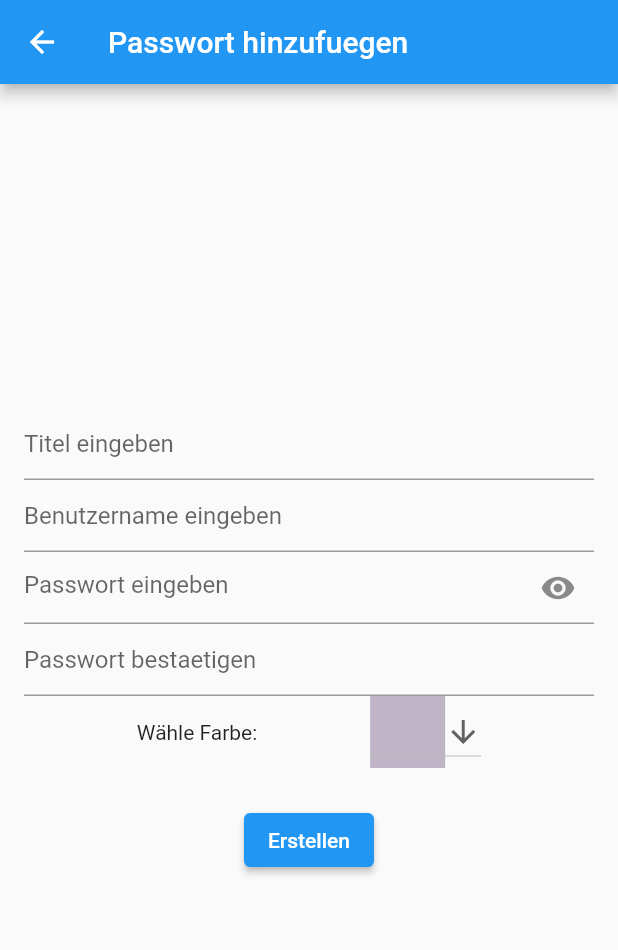
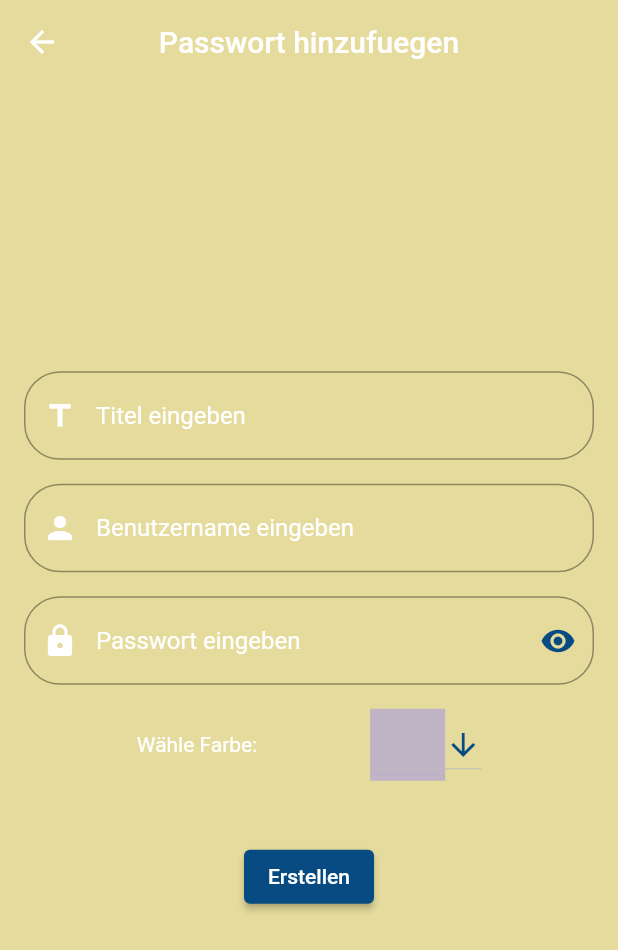
Before and after one commit to phongngy/pwManager, a Flutter app: the screen it shows after launch, after a tap on the "add" icon, on a phone screen of 412 x 824 dp. Shown: the top 950 px of the screen. Run offline on Flutter 3.47's test engine with Material 2 defaults, Android fonts, the light colour scheme and no system bars; missing offline and left inert: encrypt, localstore.

Commit message:
Design 1

```diff
--- /dev/null
+++ b/lib/fixValues/mytheme.dart
@@ -0,0 +1,46 @@
+import 'package:flutter/material.dart';
+import 'package:pwsafe/fixValues/mycolor.dart';
+
+ThemeData myTheme() {
+  return ThemeData(
+    scaffoldBackgroundColor: AppColor.background,
+    canvasColor: AppColor.background,
+    appBarTheme: const AppBarTheme(
+      backgroundColor: AppColor.background,
+      centerTitle: true,
+      elevation: 0,
+    ),
+    textTheme: const TextTheme(
+            subtitle1: TextStyle(color: Colors.white),
+            bodyText2: TextStyle(color: Colors.white))
+        .apply(bodyColor: Colors.white),
+    listTileTheme: const ListTileThemeData(
+      textColor: Colors.white,
+      iconColor: Colors.white,
+    ),
+    elevatedButtonTheme: ElevatedButtonThemeData(
+      style: ButtonStyle(
+          backgroundColor:
+              MaterialStateProperty.all<Color>(AppColor.secondary)),
+    ),
+    inputDecorationTheme: const InputDecorationTheme(
+      focusColor: AppColor.secondary,
+      suffixIconColor: AppColor.secondary,
+      prefixIconColor: Colors.white,
+      border: OutlineInputBorder(
+        borderSide: BorderSide(
+          width: 32,
+        ),
+        borderRadius: BorderRadius.all(
+          Radius.circular(24),
+        ),
+      ),
+      hintStyle: TextStyle(color: Colors.white),
+    ),
+    snackBarTheme: const SnackBarThemeData(
+        backgroundColor: AppColor.secondary,
+        actionTextColor: Colors.white,
+        shape: RoundedRectangleBorder(
+            borderRadius: BorderRadius.vertical(top: Radius.circular(32)))),
+  );
+}
--- a/lib/klassen/passwort.dart
+++ b/lib/klassen/passwort.dart
@@ -1,7 +1,6 @@
 import 'package:flutter/material.dart';
 import 'package:pwsafe/fixValues/mycolor.dart';
 import 'package:pwsafe/klassen/verschluesselung.dart';
-import 'package:encrypt/encrypt.dart' as encrypt;
 
 class Passwort {
   late var benutzername;
--- a/lib/klassen/verschluesselung.dart
+++ b/lib/klassen/verschluesselung.dart
@@ -1,5 +1,3 @@
-import 'dart:convert';
-
 import 'package:encrypt/encrypt.dart' as encrypt;
 
 class Verschluesselung {
@@ -13,8 +11,7 @@ class Verschluesselung {
 
   static encryptFernet(text) {
     final encrypted = encrypterFernet.encrypt(text);
-    print(encrypted.base64);
-    print(fernet.extractTimestamp(encrypted.bytes)); // unix timestamp
+    //print(fernet.extractTimestamp(encrypted.bytes)); // unix timestamp
     return encrypted.base64;
   }
 
--- a/lib/main.dart
+++ b/lib/main.dart
@@ -1,5 +1,6 @@
 import 'package:flutter/material.dart';
 import 'package:provider/provider.dart';
+import 'package:pwsafe/fixValues/mytheme.dart';
 import 'package:pwsafe/pages/pwlist.dart';
 import 'package:pwsafe/provider/pw_provider.dart';
 
@@ -17,9 +18,7 @@ class MyApp extends StatelessWidget {
   @override
   Widget build(BuildContext context) {
     return MaterialApp(
-      theme: ThemeData(
-        primarySwatch: Colors.blue,
-      ),
+      theme: myTheme(),
       home: const PWList(),
     );
   }
--- a/lib/pages/formular.dart
+++ b/lib/pages/formular.dart
@@ -16,7 +16,6 @@ class _FormularState extends State<Formular> {
   final titelController = TextEditingController();
   final benutzerController = TextEditingController();
   final pw1Controller = TextEditingController();
-  final pw2Controller = TextEditingController();
   late Color _color = AppColor.lila;
 
   bool _pwvisible = true;
@@ -25,7 +24,6 @@ class _FormularState extends State<Formular> {
     titelController.dispose();
     benutzerController.dispose();
     pw1Controller.dispose();
-    pw2Controller.dispose();
     super.dispose();
   }
 
@@ -45,6 +43,7 @@ class _FormularState extends State<Formular> {
                 controller: titelController,
                 decoration: const InputDecoration(
                   hintText: 'Titel eingeben',
+                  prefixIcon: Icon(Icons.title),
                 ),
                 validator: (String? value) {
                   if (value == null || value.isEmpty) {
@@ -53,10 +52,13 @@ class _FormularState extends State<Formular> {
                   return null;
                 },
               ),
-              TextFormField(
+              Padding(
+                padding: const EdgeInsets.only(top: 16.0, bottom: 16),
+                child: TextFormField(
                   controller: benutzerController,
                   decoration: const InputDecoration(
                     hintText: 'Benutzername eingeben',
+                    prefixIcon: Icon(Icons.person),
                   ),
                   validator: (String? value) {
                     if (value == null || value.isEmpty) {
@@ -64,6 +66,7 @@ class _FormularState extends State<Formular> {
                     }
                     return null;
                   },
+                ),
               ),
               TextFormField(
                 controller: pw1Controller,
@@ -76,6 +79,7 @@ class _FormularState extends State<Formular> {
                 },
                 decoration: InputDecoration(
                   hintText: 'Passwort eingeben',
+                  prefixIcon: const Icon(Icons.lock),
                   suffixIcon: IconButton(
                       onPressed: () {
                         setState(() {
@@ -89,20 +93,19 @@ class _FormularState extends State<Formular> {
                           : const Icon(Icons.visibility_off)),
                 ),
               ),
-              TextFormField(
-                controller: pw2Controller,
-                obscureText: _pwvisible,
-                decoration: const InputDecoration(
-                  hintText: 'Passwort bestaetigen',
-                ),
-              ),
-              Row(
+              Padding(
+                padding: const EdgeInsets.only(top: 16.0, bottom: 16),
+                child: Row(
                   mainAxisAlignment: MainAxisAlignment.spaceEvenly,
                   children: [
-                  const Text("Wähle Farbe:"),
+                    const Text(
+                      "Wähle Farbe:",
+                    ),
                     DropdownButton<Color>(
                         value: _color,
-                      icon: const Icon(Icons.arrow_downward),
+                        icon: const Icon(Icons.arrow_downward,
+                            color: AppColor.secondary),
+                        elevation: 0,
                         items: <Color>[
                           AppColor.lila,
                           AppColor.hellbraun,
@@ -120,12 +123,12 @@ class _FormularState extends State<Formular> {
                         }),
                   ],
                 ),
+              ),
               Padding(
                 padding: const EdgeInsets.all(24),
                 child: ElevatedButton(
                   onPressed: () {
-                    if (pw1Controller.text == pw2Controller.text &&
-                        _formKey.currentState!.validate()) {
+                    if (_formKey.currentState!.validate()) {
                       Provider.of<PWProvider>(context, listen: false).add(
                         Passwort(
                             titel: titelController.text,
--- a/lib/provider/pw_provider.dart
+++ b/lib/provider/pw_provider.dart
@@ -1,5 +1,4 @@
 import 'dart:collection';
-import 'dart:convert';
 
 import 'package:flutter/cupertino.dart';
 import 'package:localstore/localstore.dart';
```
Also changed, not shown: lib/fixValues/mycolor.dart (+1 -31 lines), lib/pages/formular_beabeiten.dart (+21 -16 lines), lib/pages/pwlist.dart (+19 -6 lines), lib/sharedWidget/listtile_passwort.dart (+8 -2 lines). Lines whose indentation alone changed are shown as unchanged.
